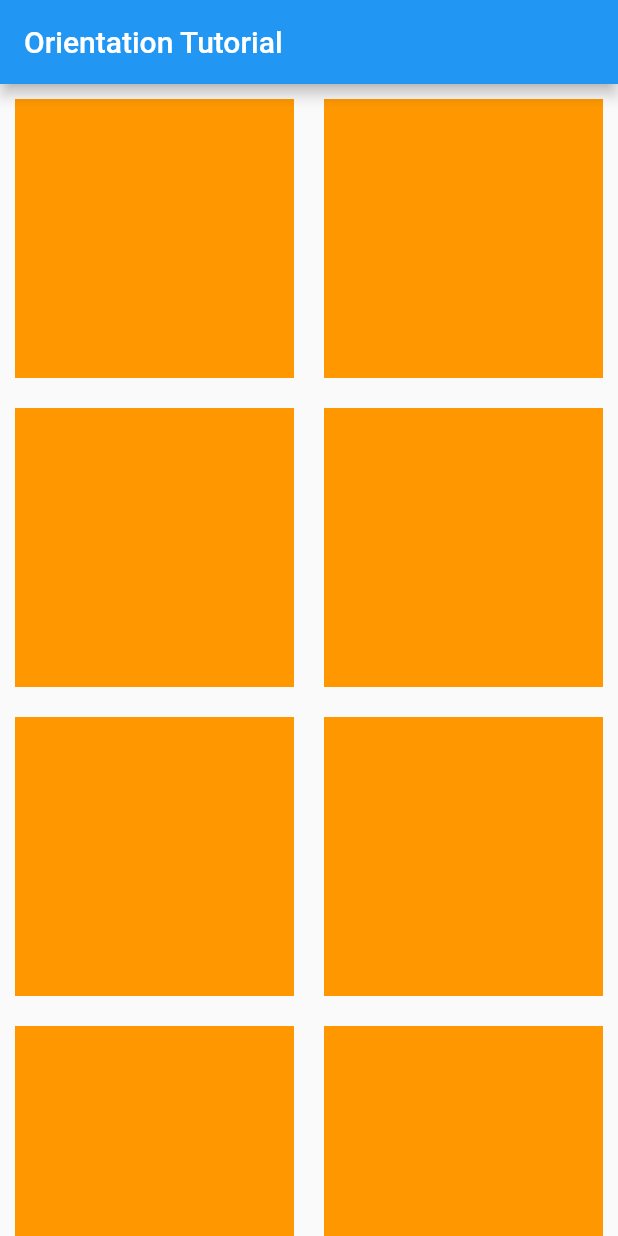
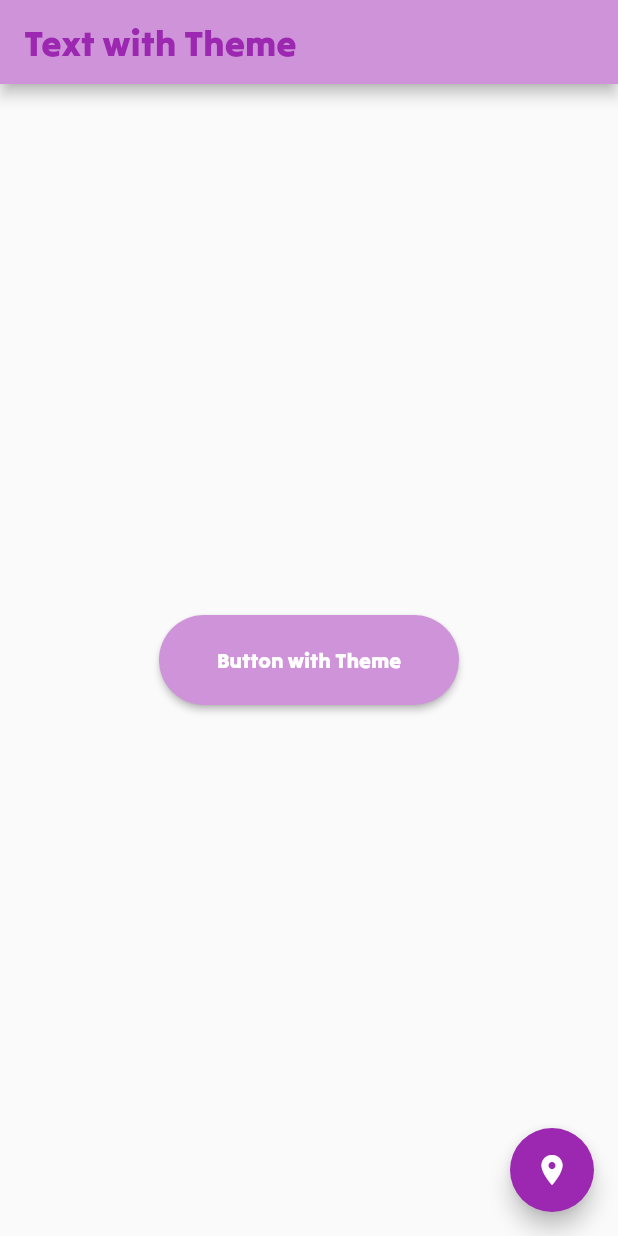
Before and after one commit to uemirhanselim/FLutter-Animations, a Flutter app: the screen it shows after launch, on a phone screen of 412 x 824 dp. Run offline on Flutter 3.47's test engine with Material 2 defaults, Android fonts, the phone set to English and light mode, and no system bars; our stand-ins replace google_fonts.

Commit message:
theme tutorial has done

```diff
--- /dev/null
+++ b/lib/design/theme.dart
@@ -0,0 +1,28 @@
+import 'package:flutter/material.dart';
+
+class ThemeView extends StatelessWidget {
+  const ThemeView({super.key});
+
+  @override
+  Widget build(BuildContext context) {
+    return Scaffold(
+      appBar: AppBar(
+        title: Text(
+          "Text with Theme",
+          style: Theme.of(context).textTheme.headline5,
+        ),
+      ),
+      floatingActionButton: Theme(
+        data: Theme.of(context).copyWith(splashColor: Colors.red),
+        child: FloatingActionButton(
+          onPressed: () {},
+          child: const Icon(Icons.place),
+        ),
+      ),
+      body: Center(
+        child: ElevatedButton(
+            onPressed: () {}, child: const Text("Button with Theme")),
+      ),
+    );
+  }
+}
--- a/lib/main.dart
+++ b/lib/main.dart
@@ -1,7 +1,6 @@
 import 'package:flutter/material.dart';
-import 'package:flutter_animations/design/orientation.dart';
 
-import 'navigateExample.dart';
+import 'design/theme.dart';
 
 void main() {
   runApp(const MyApp());
@@ -13,9 +12,23 @@ class MyApp extends StatelessWidget {
   // This widget is the root of your application.
   @override
   Widget build(BuildContext context) {
-    return const MaterialApp(
+    return MaterialApp(
       title: 'Flutter Animations',
-      home: OrientaitonView(),
+      theme: ThemeData(
+          fontFamily: "Tilt Warp",
+          appBarTheme: AppBarTheme(color: Colors.purple.shade200),
+          textTheme:
+              const TextTheme(headline5: TextStyle(color: Colors.purple)),
+          elevatedButtonTheme: ElevatedButtonThemeData(
+              style: ButtonStyle(
+                  minimumSize: const MaterialStatePropertyAll(Size(200, 60)),
+                  backgroundColor: MaterialStateColor.resolveWith(
+                      (states) => Colors.purple.shade200),
+                  shape: const MaterialStatePropertyAll(RoundedRectangleBorder(
+                      borderRadius: BorderRadius.all(Radius.circular(30)))))),
+          floatingActionButtonTheme: const FloatingActionButtonThemeData(
+              backgroundColor: Colors.purple)),
+      home: const ThemeView(),
     );
   }
 }
```
